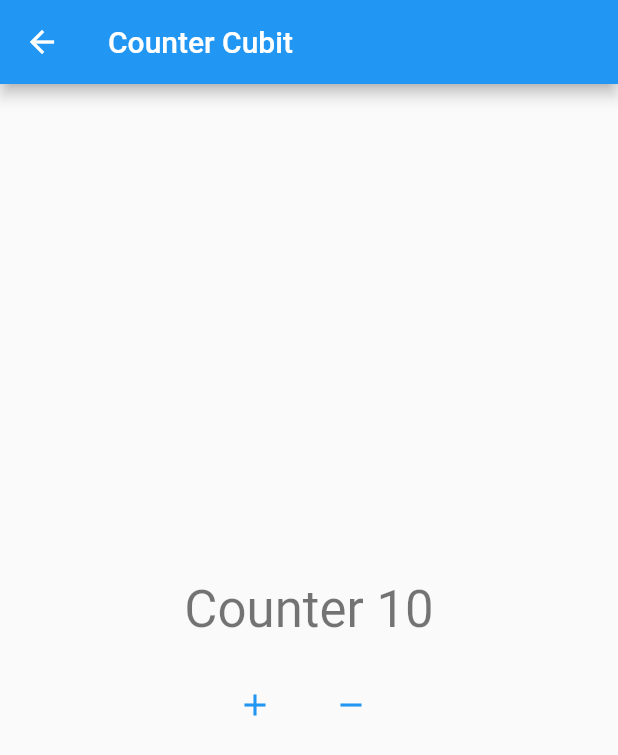
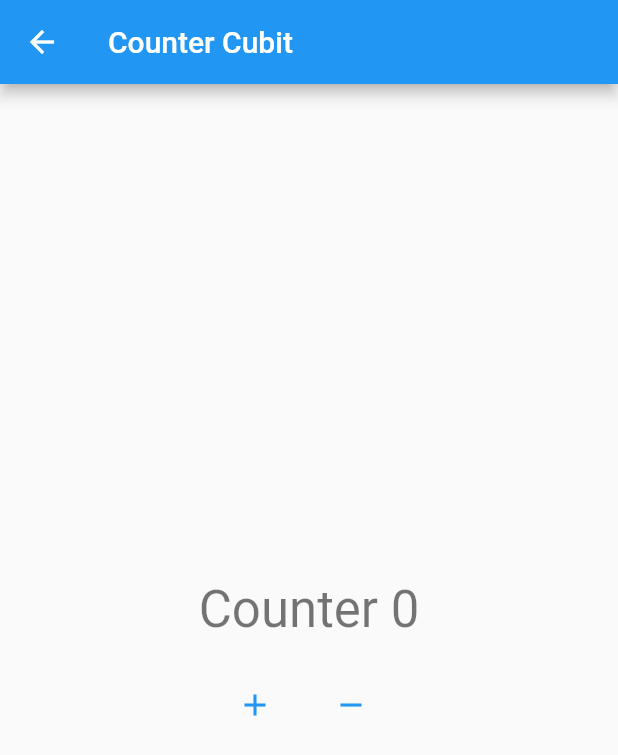
Before and after one commit to LGustavoMaciel/counter_bloc, a Flutter app: the screen it shows after launch, after a tap on "Cubit", on a phone screen of 412 x 824 dp. Shown: the top 755 px of the screen. Run offline on Flutter 3.47's test engine with Material 2 defaults, Android fonts, the phone set to English and light mode, and no system bars; our stand-ins replace bloc, flutter_bloc.

Commit message:
Exemplo counter com Cubit finalizado

```diff
--- a/lib/main.dart
+++ b/lib/main.dart
@@ -2,6 +2,7 @@ import 'package:counter_bloc/home_page.dart';
 import 'package:counter_bloc/page_bloc/bloc/counter_bloc.dart';
 import 'package:counter_bloc/page_bloc/counter_bloc_page.dart';
 import 'package:counter_bloc/page_cubit/counter_cubit_page.dart';
+import 'package:counter_bloc/page_cubit/cubit/counter_cubit.dart';
 import 'package:flutter/material.dart';
 import 'package:flutter_bloc/flutter_bloc.dart';
 
@@ -24,7 +25,10 @@ class MyApp extends StatelessWidget {
               create: (_) => CounterBloc(),
               child: const BlocPage(),
             ),
-        '/cubit': (_) => const CubitPage(),
+        '/cubit': (_) => BlocProvider(
+              create: (_) => CounterCubit(),
+              child: const CubitPage(),
+            ),
       },
       home: const HomePage(),
     );
--- a/lib/page_cubit/counter_cubit_page.dart
+++ b/lib/page_cubit/counter_cubit_page.dart
@@ -1,6 +1,8 @@
 // ignore_for_file: prefer_const_constructors, prefer_const_literals_to_create_immutables
 
+import 'package:counter_bloc/page_cubit/cubit/counter_cubit.dart';
 import 'package:flutter/material.dart';
+import 'package:flutter_bloc/flutter_bloc.dart';
 
 class CubitPage extends StatelessWidget {
   const CubitPage({super.key});
@@ -15,9 +17,13 @@ class CubitPage extends StatelessWidget {
         child: Column(
           mainAxisAlignment: MainAxisAlignment.center,
           children: [
-            Text(
-              'Counter 10',
-              style: Theme.of(context).textTheme.headlineMedium,
+            BlocBuilder<CounterCubit, CounterState>(
+              builder: (context, state) {
+                return Text(
+                  'Counter ${state.counter}',
+                  style: Theme.of(context).textTheme.headlineMedium,
+                );
+              },
             ),
             SizedBox(
               height: 20,
@@ -26,12 +32,16 @@ class CubitPage extends StatelessWidget {
               mainAxisAlignment: MainAxisAlignment.center,
               children: [
                 TextButton.icon(
-                  onPressed: () {},
+                  onPressed: () {
+                    context.read<CounterCubit>().increment();
+                  },
                   icon: Icon(Icons.add),
                   label: Text(''),
                 ),
                 TextButton.icon(
-                  onPressed: () {},
+                  onPressed: () {
+                    context.read<CounterCubit>().decrement();
+                  },
                   icon: Icon(Icons.remove),
                   label: Text(''),
                 ),
--- /dev/null
+++ b/lib/page_cubit/cubit/counter_cubit.dart
@@ -0,0 +1,15 @@
+import 'package:flutter_bloc/flutter_bloc.dart';
+
+part 'counter_state.dart';
+
+class CounterCubit extends Cubit<CounterState> {
+  CounterCubit() : super(CounterStateInitial());
+
+  void increment() {
+    emit(CounterStateData(state.counter + 1));
+  }
+
+  void decrement() {
+    emit(CounterStateData(state.counter - 1));
+  }
+}
--- /dev/null
+++ b/lib/page_cubit/cubit/counter_state.dart
@@ -0,0 +1,15 @@
+part of 'counter_cubit.dart';
+
+abstract class CounterState {
+  final int counter;
+
+  CounterState(this.counter);
+}
+
+class CounterStateInitial extends CounterState {
+  CounterStateInitial() : super(0);
+}
+
+class CounterStateData extends CounterState {
+  CounterStateData(int counter) : super(counter);
+}
```
